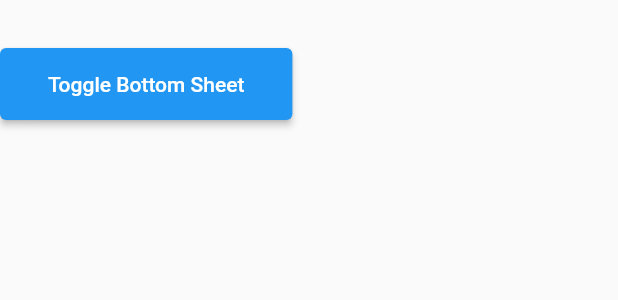
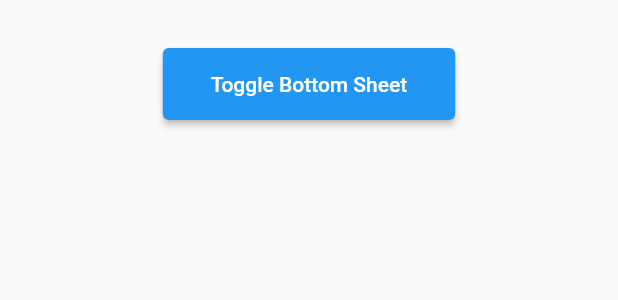
Before and after one commit to jmouriz/flutter-search-bar, a Flutter app: the BottomSheetPage widget shown alone on an empty page, opened directly, on a phone screen of 412 x 824 dp. Shown: the top 300 px of the screen. Run offline on Flutter 3.47's test engine with Material 2 defaults, Android fonts, the phone set to English and light mode, and no system bars; our stand-ins replace get; missing offline and left inert: flutter_rounded_date_picker, mutable_icon, window_manager.

Commit message:
Correcciones menores

```diff
--- a/lib/models/items.dart
+++ b/lib/models/items.dart
@@ -5,11 +5,13 @@ class ItemModel {
   String title;
   IconData icon;
   Widget? target;
+  ItemsModel? items;
 
   ItemModel({
     required this.title,
     required this.icon,
     this.target,
+    this.items,
   });
 }
 
--- a/lib/pages/bottom_sheet.dart
+++ b/lib/pages/bottom_sheet.dart
@@ -14,6 +14,9 @@ class BottomSheetPage extends StatelessWidget {
 
     return Column(
       children: [
+        Row(
+          mainAxisAlignment: MainAxisAlignment.center,
+          children: [
             Padding(
               padding: const EdgeInsets.only(top: 32.0),
               child: ElevatedButton(
@@ -25,6 +28,8 @@ class BottomSheetPage extends StatelessWidget {
                   child: Text('Toggle Bottom Sheet'),
                 ),
               ),
+            ),
+          ],
         )
       ],
     );
--- a/lib/widgets/bottom_sheet.dart
+++ b/lib/widgets/bottom_sheet.dart
@@ -51,18 +51,15 @@ class _BottomSheetWidgetState extends State<BottomSheetWidget> {
       );
     }
 
-    final material = Material();
-
     final container = Padding(
       padding: padding,
       child: Container(
         width: width - 2 * value,
         height: 150.0,
-          child: Expanded(
         child: Material(
           borderRadius: BorderRadius.circular(20),
           elevation: 2,
-              child: const FlutterLogo(size: 64.0)),
+          child: const FlutterLogo(size: 64.0)
         )
       ),
     );
```
Also changed, not shown: 1 other file. Lines whose indentation alone changed are shown as unchanged.
